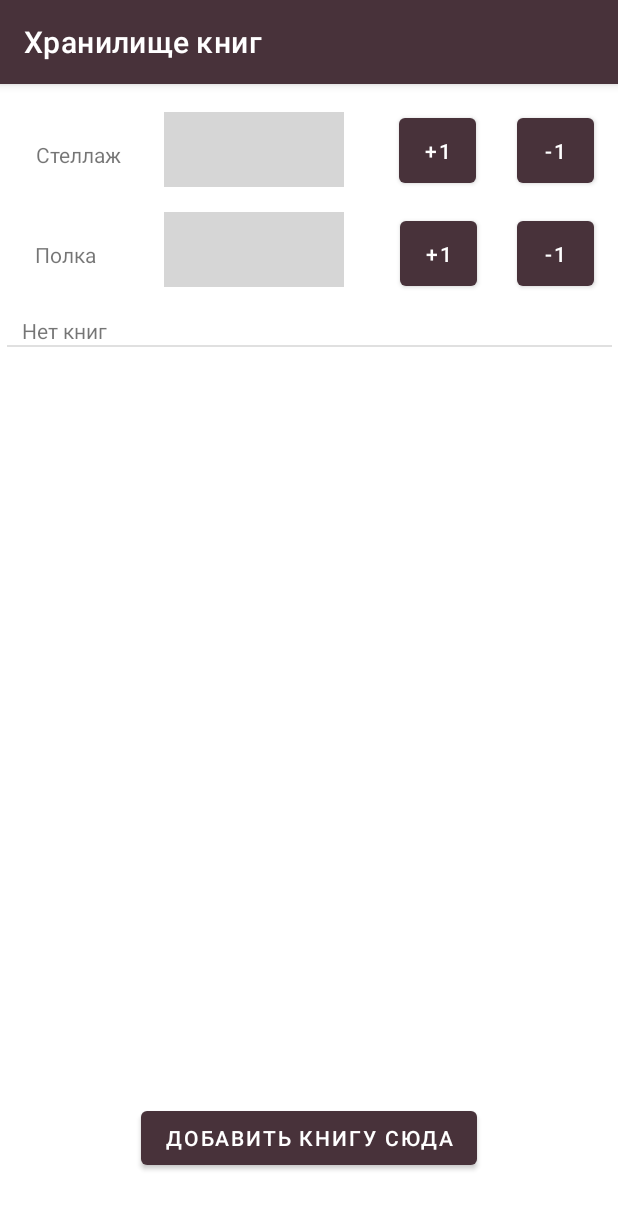
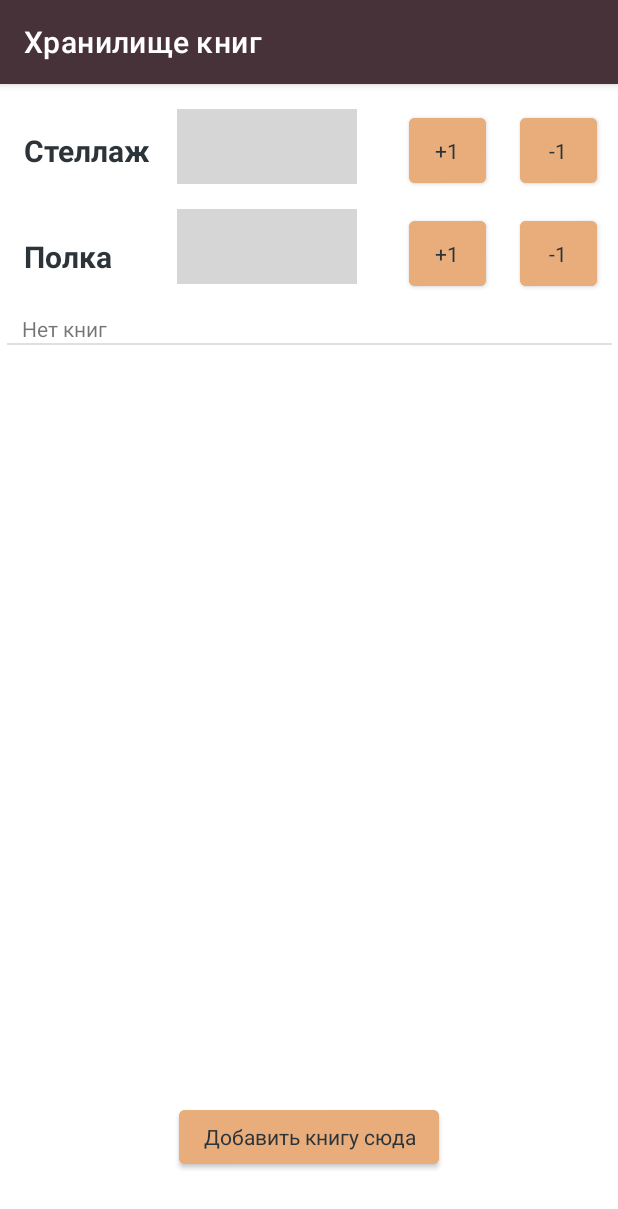
Before and after one commit to ilookhandsometoday/library, an Android app: the StorageActivity screen opened directly, with no data from a screen before it, after a tap on "+1", on a phone screen of 412 x 824 dp. Shown: the top 1209 px of the screen. Run offline under Robolectric (Android 15) with nearby library versions, the phone set to English and light mode, and no system bars; our stand-ins replace Room's generated code; libraries missing offline, so code that uses them is left out: com.shawnlin.numberpicker; plain views replace NumberPicker; 20 statements that could not run were skipped; grey boxes are pictures that could not be loaded.

Commit message:
Added storage

```diff
--- a/app/build.gradle
+++ b/app/build.gradle
@@ -41,4 +41,6 @@ dependencies {
     implementation 'androidx.room:room-runtime:2.3.0'
     annotationProcessor 'androidx.room:room-compiler:2.3.0'
     implementation 'com.shawnlin:number-picker:2.4.12'//numberPicker
+    implementation 'com.google.code.gson:gson:2.8.6' //Gson
+
 }
--- a/app/src/main/java/com/ham/library/BaseActivity.java
+++ b/app/src/main/java/com/ham/library/BaseActivity.java
@@ -1,5 +1,6 @@
 package com.ham.library;
 
+import android.content.SharedPreferences;
 import android.os.Bundle;
 
 import androidx.annotation.Nullable;
@@ -11,10 +12,12 @@ import com.ham.library.dao.LibraryViewModel;
 public abstract class BaseActivity  extends AppCompatActivity {
 
     protected LibraryViewModel mainViewModel;
+    protected SharedPreferences sharedPreferences;
 
     @Override
     protected void onCreate(@Nullable Bundle savedInstanceState) {
         super.onCreate(savedInstanceState);
         mainViewModel = ViewModelProviders.of(this).get(LibraryViewModel.class);
+        sharedPreferences = getSharedPreferences("shared preferences", MODE_PRIVATE);
     }
 }
--- a/app/src/main/java/com/ham/library/dao/LibDao.java
+++ b/app/src/main/java/com/ham/library/dao/LibDao.java
@@ -59,7 +59,7 @@ public interface LibDao {
     @Transaction
     @Update
     void updatePlace(Place data);
-
+    @Transaction
     @Delete
     void deletePlace(Place data);
 
--- a/app/src/main/java/com/ham/library/storage_view/AddBookDialog.java
+++ b/app/src/main/java/com/ham/library/storage_view/AddBookDialog.java
@@ -29,9 +29,9 @@ public class AddBookDialog extends DialogFragment {
 
     @Override
     public Dialog onCreateDialog(@NonNull Bundle savedInstanceState) {
+        booksList = getArguments().getStringArray("books");
+
         AlertDialog.Builder builder = new AlertDialog.Builder(getActivity());
-
-        booksList = getArguments().getStringArray("books");
         builder.setTitle(getString(R.string.SA_addBookdialod_name))
                 // добавляем переключатели
                 .setSingleChoiceItems(booksList, -1,
--- a/app/src/main/java/com/ham/library/storage_view/ReplaceDialog.java
+++ b/app/src/main/java/com/ham/library/storage_view/ReplaceDialog.java
@@ -34,8 +34,6 @@ public class ReplaceDialog extends DialogFragment {
     private int[] shelves;
 
     private Boolean isChanged = false;
-
-
 
     @Override
     public Dialog onCreateDialog(@NonNull Bundle savedInstanceState) {
--- a/app/src/main/java/com/ham/library/storage_view/StorageActivity.java
+++ b/app/src/main/java/com/ham/library/storage_view/StorageActivity.java
@@ -1,6 +1,8 @@
 package com.ham.library.storage_view;
 
 import android.content.Context;
+import android.content.SharedPreferences;
+import android.os.Build;
 import android.os.Bundle;
 import android.os.CountDownTimer;
 import android.util.Log;
@@ -15,6 +17,7 @@ import android.widget.Toast;
 
 import androidx.annotation.NonNull;
 import androidx.annotation.Nullable;
+import androidx.annotation.RequiresApi;
 import androidx.appcompat.app.AppCompatActivity;
 import androidx.fragment.app.FragmentManager;
 import androidx.fragment.app.FragmentTransaction;
@@ -23,6 +26,8 @@ import androidx.recyclerview.widget.DividerItemDecoration;
 import androidx.recyclerview.widget.LinearLayoutManager;
 import androidx.recyclerview.widget.RecyclerView;
 
+import com.google.gson.Gson;
+import com.google.gson.reflect.TypeToken;
 import com.ham.library.BaseActivity;
 import com.ham.library.R;
 import com.ham.library.dao.LibraryViewModel;
@@ -33,6 +38,7 @@ import com.shawnlin.numberpicker.NumberPicker;
 
 import org.jetbrains.annotations.NotNull;
 
+import java.lang.reflect.Type;
 import java.util.ArrayList;
 import java.util.Iterator;
 import java.util.List;
@@ -45,8 +51,6 @@ public class StorageActivity extends BaseActivity implements ReplaceDialog.OnCom
     private static Integer selectedRack = 1;
     private static Integer selectedShelf = 1;
     private static FragmentManager manager;
-
-    private Boolean isRackEmpty = false;
 
     private ProgressBar pb;
     private Button addBookBtn;
@@ -71,6 +75,7 @@ public class StorageActivity extends BaseActivity implements ReplaceDialog.OnCom
     protected void onCreate(@Nullable Bundle savedInstanceState) {
         super.onCreate(savedInstanceState);
         setContentView(R.layout.activity_storage);
+        loadData();
 
         rackNum = findViewById(R.id.rackNum);
         rackNum.setFadingEdgeEnabled(true);// Set fading edge enabled
@@ -116,18 +121,17 @@ public class StorageActivity extends BaseActivity implements ReplaceDialog.OnCom
         minusShelf = findViewById(R.id.shelfMinusBtn);
         minusShelf.setOnClickListener(a -> onShelfMinusClick());
 
-        createNewShelves();
         setNumberPickers();
         initData();
     }
 
     private void createNewShelves(){
         shelves= new ArrayList<>();
-
         for(int i = 1; i<5; i++) {
             Integer[] mas = {i, 3};
             shelves.add(mas);
         }
+        saveData();
     }
 
     private void initData(){
@@ -162,6 +166,7 @@ public class StorageActivity extends BaseActivity implements ReplaceDialog.OnCom
             t.show();
         }
         setNumberPickers();
+        saveData();
         initData();
     }
 
@@ -174,15 +179,16 @@ public class StorageActivity extends BaseActivity implements ReplaceDialog.OnCom
             t.show();
             return;
         }
-        Integer rack = getMaxRack();
-        Integer maxshelf = getMaxShelfByRack(rack);
-        List<Place> placeIds = new ArrayList<>();
+        int rack = getMaxRack();
+        int maxshelf = getMaxShelfByRack(rack);
+        final Place[] p = {new Place()};
         for (Integer[] it:shelves) {
             if(it[0] == rack)
-                mainViewModel.getPlacesByBookcaseAndShelf(rack, it[1]).observe(this, bookEntities -> {
+                for(int i = 1; i<maxshelf+1; i++)
+                mainViewModel.getPlacesByBookcaseAndShelf(rack, i).observe(this, bookEntities -> {
                 if(bookEntities.size() > 0)
                     for (PlaceEntity pl:bookEntities) {
-                        placeIds.add(pl.placeEntity);
+                        p[0] = pl.placeEntity;
                     }
                 });
         }
@@ -192,21 +198,17 @@ public class StorageActivity extends BaseActivity implements ReplaceDialog.OnCom
                 pb.setVisibility(ProgressBar.VISIBLE);
             }
             public void onFinish() {
-                if(placeIds.size() > 0){
-                    for (Place it:placeIds)
+                if(p.length > 0){
+                    for (Place it:p)
                         Executors.newSingleThreadExecutor().execute(() -> mainViewModel.deletePlace(it));
                 }
                 new CountDownTimer(500, 1000) {
                     public void onTick(long millisUntilFinished) {
                         //
                     }
+                    @RequiresApi(api = Build.VERSION_CODES.N)
                     public void onFinish() {
-                        for (Iterator<Integer[]> iterator = shelves.iterator(); iterator.hasNext(); ) {
-                            Integer[] value = iterator.next();
-                            if (value[0] == rack && value[1] == maxshelf) {
-                                iterator.remove();
-                            }
-                        }
+                        shelves.removeIf(value -> value[0] == rack && value[1] == maxshelf);
                         startTimer();
                         if(getMaxRack() < selectedRack) {
                             selectedRack=getMaxRack();
@@ -217,6 +219,7 @@ public class StorageActivity extends BaseActivity implements ReplaceDialog.OnCom
                                 Toast.LENGTH_LONG);
                         allToasts.add(t);
                         t.show();
+                        saveData();
                         initData();
                     }
                 }.start();
@@ -267,6 +270,7 @@ public class StorageActivity extends BaseActivity implements ReplaceDialog.OnCom
                                 Toast.LENGTH_LONG);
                         allToasts.add(t);
                         t.show();
+                        saveData();
                         initData();
                     }
                 }.start();
@@ -604,4 +608,35 @@ public class StorageActivity extends BaseActivity implements ReplaceDialog.OnCom
     interface  OnItemClick{
         void onClick(StorageItem data);
     }
+
+
+    /////////////////////////////////////////////
+    private void saveData() {
+        if(sharedPreferences.contains("shelves"))
+            removeValue("shelves");
+        SharedPreferences.Editor editor = sharedPreferences.edit(); // creating a variable for editor to store data in shared preferences.
+        Gson gson = new Gson(); // creating a new variable for gson.
+        String json = gson.toJson(shelves); // getting data from gson and storing it in a string.
+        editor.putString("shelves", json); // below line is to save data in shared prefs in the form of string.
+        editor.apply(); // below line is to apply changes and save data in shared prefs.
+
+        // after saving data we are displaying a toast message.
+        Toast.makeText(this, "Saved Array List to Shared preferences. ", Toast.LENGTH_SHORT).show();
+    }
+
+    private  void removeValue(String key) {
+        SharedPreferences.Editor editor = sharedPreferences.edit();
+        editor.remove(key);
+        editor.apply();
+    }
+
+    private void loadData() {
+        Gson gson = new Gson();// creating a variable for gson.
+        String json = sharedPreferences.getString("shelves", null); // below line is to get to string present from our shared prefs if not present setting it as null.
+        Type type = new TypeToken<List<Integer[]>>() {}.getType();// below line is to get the type of our array list.
+        shelves = gson.fromJson(json, type); // in below line we are getting data from gson and saving it to our array list
+        if (shelves == null) { // checking below if the array list is empty or not
+            createNewShelves();
+        }
+    }
 }
--- a/app/src/main/java/com/ham/library/storage_view/StorageItem.java
+++ b/app/src/main/java/com/ham/library/storage_view/StorageItem.java
@@ -1,7 +1,6 @@
 package com.ham.library.storage_view;
 
 public class StorageItem {
-
     private Integer book_id;
     private String book_name;
     private String book_author;
--- a/app/src/main/res/drawable/loading_png.xml
+++ b/app/src/main/res/drawable/loading_png.xml
@@ -13,10 +13,10 @@
             android:width="18dip" />
 
         <gradient
-            android:centerColor="#886688cc"
+            android:centerColor="#e8ad7b"
             android:centerY="0.50"
-            android:endColor="#ff6688cc"
-            android:startColor="#006688cc"
+            android:endColor="#f6b176"
+            android:startColor="#EFD09E"
             android:type="sweep"
             android:useLevel="false" />
     </shape>
--- a/app/src/main/res/layout/activity_storage.xml
+++ b/app/src/main/res/layout/activity_storage.xml
@@ -16,7 +16,8 @@
         app:layout_constraintHorizontal_bias="0.282"
         app:layout_constraintStart_toEndOf="@+id/shelfNum"
         app:layout_constraintTop_toBottomOf="@id/rackPlusBtn"
-        app:layout_constraintVertical_bias="0.021" />
+        app:layout_constraintVertical_bias="0.021"
+        style="@style/Theme.Library.Button"/>
 
     <Button
         android:id="@+id/shelfMinusBtn"
@@ -28,19 +29,21 @@
         app:layout_constraintHorizontal_bias="0.627"
         app:layout_constraintStart_toEndOf="@+id/shelfPlusBtn"
         app:layout_constraintTop_toBottomOf="@id/rackMinusBtn"
-        app:layout_constraintVertical_bias="0.021" />
+        app:layout_constraintVertical_bias="0.021"
+        style="@style/Theme.Library.Button"/>
 
     <TextView
         android:id="@+id/chooseRackLbl"
+        style="@style/Theme.Library.BigLabel"
         android:layout_width="wrap_content"
         android:layout_height="wrap_content"
         android:text="@string/SA_label1"
         app:layout_constraintBottom_toBottomOf="parent"
         app:layout_constraintEnd_toEndOf="parent"
-        app:layout_constraintHorizontal_bias="0.068"
+        app:layout_constraintHorizontal_bias="0.049"
         app:layout_constraintStart_toStartOf="parent"
         app:layout_constraintTop_toTopOf="parent"
-        app:layout_constraintVertical_bias="0.05" />
+        app:layout_constraintVertical_bias="0.041" />
 
     <com.shawnlin.numberpicker.NumberPicker
         android:id="@+id/rackNum"
@@ -49,27 +52,29 @@
         android:layout_centerInParent="true"
         app:layout_constraintBottom_toBottomOf="parent"
         app:layout_constraintEnd_toEndOf="parent"
-        app:layout_constraintHorizontal_bias="0.133"
+        app:layout_constraintHorizontal_bias="0.089"
         app:layout_constraintStart_toEndOf="@+id/chooseRackLbl"
         app:layout_constraintTop_toTopOf="parent"
-        app:layout_constraintVertical_bias="0.026"
+        app:layout_constraintVertical_bias="0.023"
         app:np_height="64dp"
         app:np_orientation="horizontal"
         app:np_textSize="10dp"
         app:np_width="180dp"
-        tools:ignore="SpeakableTextPresentCheck" />
+        tools:ignore="SpeakableTextPresentCheck"
+        style="@style/Theme.Library.Button"/>
 
     <TextView
         android:id="@+id/chooseShelfLbl"
+        style="@style/Theme.Library.BigLabel"
         android:layout_width="wrap_content"
         android:layout_height="wrap_content"
         android:text="@string/SA_label2"
         app:layout_constraintBottom_toBottomOf="parent"
         app:layout_constraintEnd_toEndOf="parent"
-        app:layout_constraintHorizontal_bias="0.062"
+        app:layout_constraintHorizontal_bias="0.045"
         app:layout_constraintStart_toStartOf="parent"
         app:layout_constraintTop_toBottomOf="@+id/chooseRackLbl"
-        app:layout_constraintVertical_bias="0.068" />
+        app:layout_constraintVertical_bias="0.063" />
 
     <com.shawnlin.numberpicker.NumberPicker
         android:id="@+id/shelfNum"
@@ -121,7 +126,8 @@
         app:layout_constraintHorizontal_bias="0.28"
         app:layout_constraintStart_toEndOf="@+id/rackNum"
         app:layout_constraintTop_toTopOf="parent"
-        app:layout_constraintVertical_bias="0.023" />
+        app:layout_constraintVertical_bias="0.023"
+        style="@style/Theme.Library.Button" />
 
     <Button
         android:id="@+id/rackMinusBtn"
@@ -133,7 +139,8 @@
         app:layout_constraintHorizontal_bias="0.627"
         app:layout_constraintStart_toEndOf="@+id/rackPlusBtn"
         app:layout_constraintTop_toTopOf="parent"
-        app:layout_constraintVertical_bias="0.023" />
+        app:layout_constraintVertical_bias="0.023"
+        style="@style/Theme.Library.Button" />
 
     <Button
         android:id="@+id/addBookBtn"
@@ -144,5 +151,6 @@
         app:layout_constraintEnd_toEndOf="parent"
         app:layout_constraintStart_toStartOf="parent"
         app:layout_constraintTop_toBottomOf="@+id/storageView"
-        app:layout_constraintVertical_bias="0.256" />
+        app:layout_constraintVertical_bias="0.256"
+        style="@style/Theme.Library.Button" />
 </androidx.constraintlayout.widget.ConstraintLayout>
--- a/app/src/main/res/layout/nostorage_item.xml
+++ b/app/src/main/res/layout/nostorage_item.xml
@@ -19,6 +19,6 @@
             android:layout_width="381dp"
             android:layout_height="wrap_content"
             android:layout_marginStart="10dp"
-            android:text="noItemsTW" />
+            android:text="@string/SA_nobooks" />
     </LinearLayout>
 </androidx.constraintlayout.widget.ConstraintLayout>
```
Also changed, not shown: app/src/main/res/layout/storage_item.xml (+7 -2 lines).
